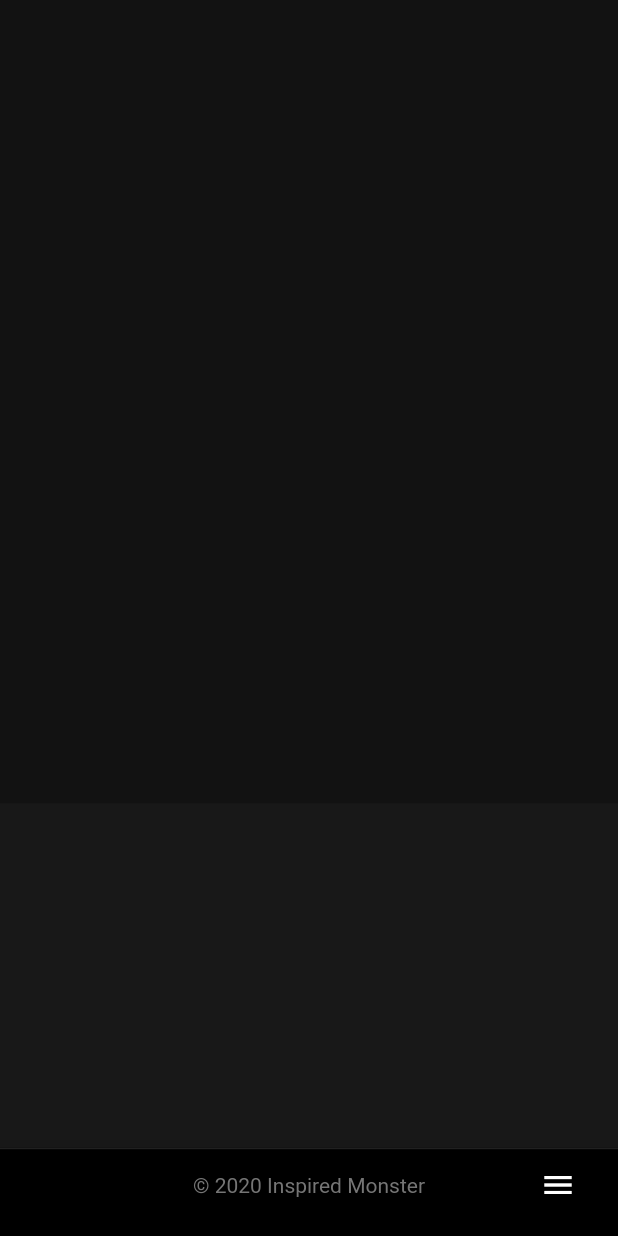
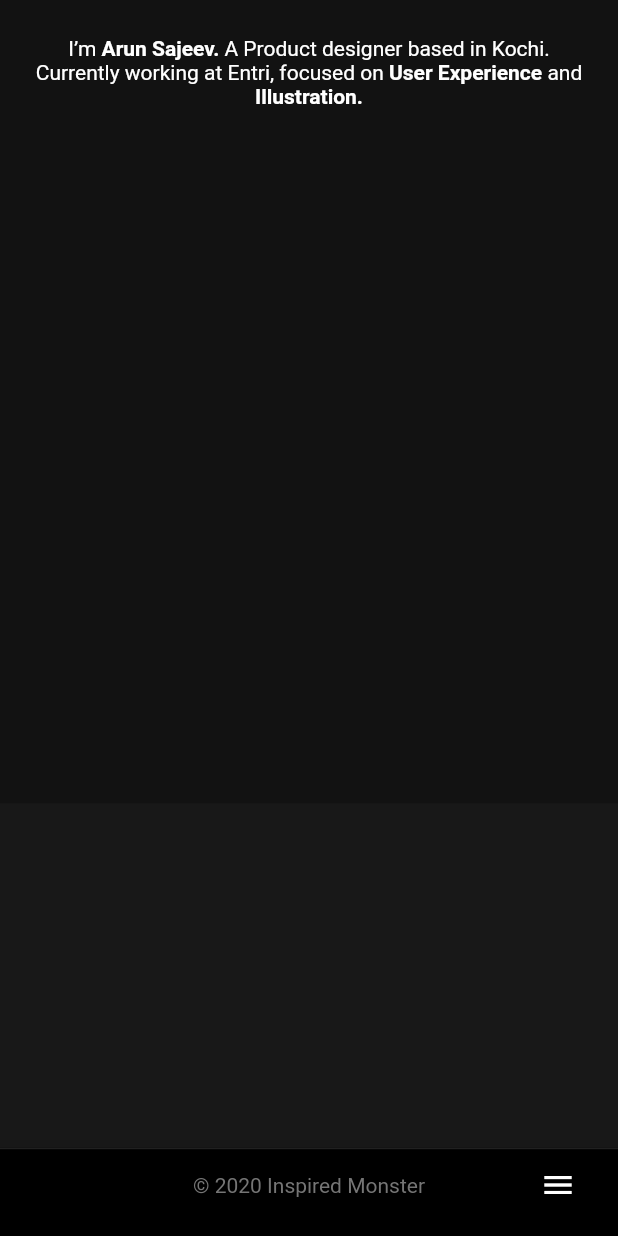
Before and after one commit to athulantonynp/InspiredMonster-Web-Flutter, a Flutter app: the Home screen opened directly, on a phone screen of 412 x 824 dp. Run offline on Flutter 3.47's test engine with Material 2 defaults, Android fonts, the phone set to English and light mode, and no system bars; missing offline and left inert: dart:js.

Commit message:
add title intro text

```diff
--- a/lib/screens/home.dart
+++ b/lib/screens/home.dart
@@ -1,3 +1,5 @@
+import 'dart:ui';
+
 import 'package:flutter/material.dart';
 import 'package:monster/utils/ColorUtils.dart';
 
@@ -34,9 +36,45 @@ class HomeState extends State<Home> {
               color: ColorUtils.fromHex("#121212"),
               child: Stack(
                 children: <Widget>[
-                    getBackground()
+                    getBackground(),
+                    getHomeContent()
+
                 ],
               ),
+    );
+  }
+
+  Widget getHomeContent(){
+    return Column(
+      crossAxisAlignment: CrossAxisAlignment.start,
+      mainAxisAlignment: MainAxisAlignment.start,
+      verticalDirection: VerticalDirection.down,
+      children: <Widget>[
+          getIntroText()
+      ],
+    );
+  }
+
+  Widget getIntroText(){
+    return Container(
+      width: double.infinity,
+      child:  Padding(
+      padding: EdgeInsets.fromLTRB(16, 24, 16, 16),
+      child: RichText(
+        textAlign: TextAlign.center,
+      text: new TextSpan(
+        style: TextStyle(color: Colors.white),
+        children: <TextSpan>[
+          TextSpan(text: "I’m"),
+          TextSpan(text: " Arun Sajeev.",style: TextStyle(fontWeight: FontWeight.bold)),
+           TextSpan(text: " A Product designer based in Kochi. Currently working at Entri, focused on"),
+            TextSpan(text: " User Experience ",style: TextStyle(fontWeight: FontWeight.bold)),
+             TextSpan(text: "and"),
+              TextSpan(text: " Illustration.",style: TextStyle(fontWeight: FontWeight.bold))
+        ]
+      ),
+    ),
+    ),
     );
   }
 
```
